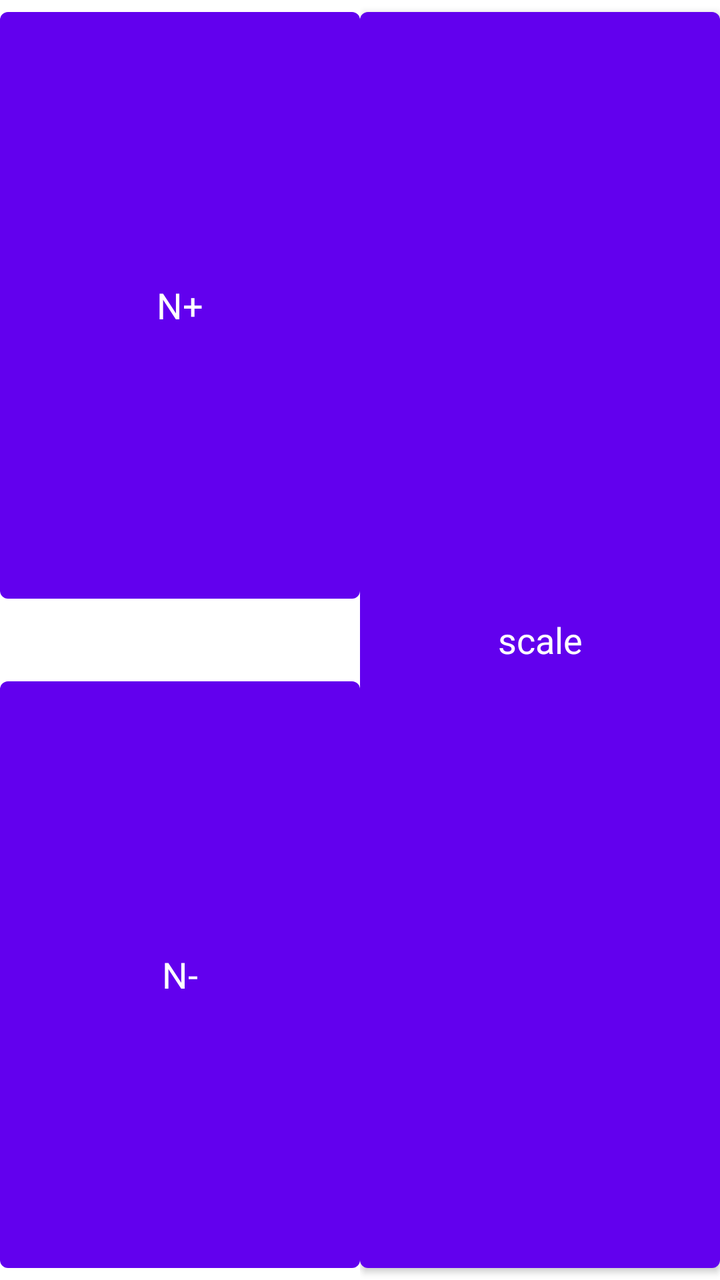
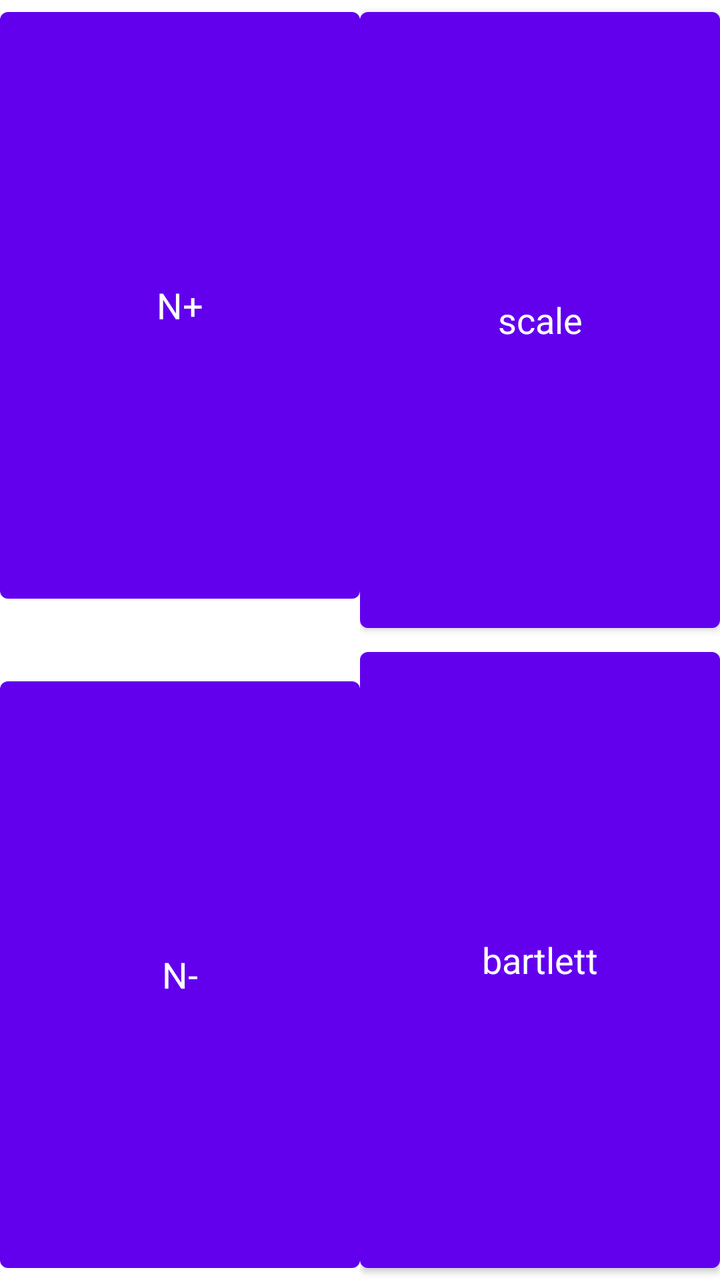

The first picture is an Android layout as it rendered before a commit; the second is the same layout after the commit. The layout source and the unified diff follow.
<!-- AndroidManifest.xml: fallback theme Theme.MaterialComponents.DayNight.NoActionBar -->
<!-- res/layout/fft_buttons.xml -->
<?xml version="1.0" encoding="utf-8"?>
<LinearLayout xmlns:android="http://schemas.android.com/apk/res/android"
    android:orientation="horizontal"
    android:layout_width="fill_parent"
    android:layout_height="fill_parent">
    <LinearLayout
	android:layout_width="1dp"
	android:layout_height="fill_parent"
	android:layout_weight="1"
	android:orientation="vertical">
	<Button
	    android:layout_width="fill_parent"
	    android:layout_height="1dp"
	    android:layout_weight="1"
	    android:text="N+"
	    android:textAppearance="?android:attr/textAppearanceMedium"
	    android:onClick="N_incr" />
	<TextView android:id="@+id/N_display"
	    android:layout_width="fill_parent"
	    android:layout_height="wrap_content"
	    android:gravity="center"
	    android:lines="1"
	    android:singleLine="true"
	    android:textAppearance="?android:attr/textAppearanceLarge" 
	    android:textColor="#fc4" />
	<Button
	    android:layout_width="fill_parent"
	    android:layout_height="1dp"
	    android:layout_weight="1"
	    android:text="N-"
	    android:textAppearance="?android:attr/textAppearanceMedium"
	    android:onClick="N_decr" />
    </LinearLayout>
    <LinearLayout
	android:layout_width="1dp"
	android:layout_height="fill_parent"
	android:layout_weight="1"
	android:orientation="vertical">
	<Button android:id="@+id/grid_button"
	    android:layout_width="fill_parent"
	    android:layout_height="1dp"
	    android:layout_weight="1"
	    android:text="scale"
	    android:textAppearance="?android:attr/textAppearanceMedium"
	    android:onClick="grid_toggle" />
   </LinearLayout>
</LinearLayout>
<!-- resources referenced by this layout -->
<resources>

</resources>

<!-- the commit's change to res/layout/fft_buttons.xml (unified diff, before → after) -->
@@ -43,5 +43,12 @@
 	    android:text="scale"
 	    android:textAppearance="?android:attr/textAppearanceMedium"
 	    android:onClick="grid_toggle" />
-   </LinearLayout>
+	<Button android:id="@+id/window_button"
+	    android:layout_width="fill_parent"
+	    android:layout_height="1dp"
+	    android:layout_weight="1"
+	    android:text="bartlett"
+	    android:textAppearance="?android:attr/textAppearanceMedium"
+	    android:onClick="window_toggle" />
+    </LinearLayout>
 </LinearLayout>
